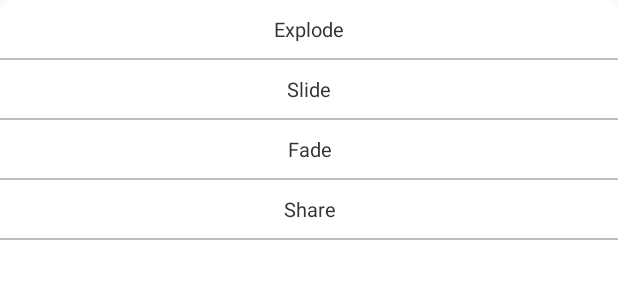
After one commit to TaciturnKnight/AndroidAnimatorDemo, an Android app: the layout dialog_selectnewanim.xml on its own in the app's theme, with its tools: preview values and no code run, on a phone screen of 412 x 824 dp. The commit adds this screen. Shown: the top 300 px of the screen. Run offline under Robolectric (Android 15) with nearby library versions, the phone set to English and light mode, and no system bars.

Commit message:
5.0转场动画

```diff
--- a/app/src/main/java/com/tong/animatordemo/bean/ItemBean.kt
+++ b/app/src/main/java/com/tong/animatordemo/bean/ItemBean.kt
@@ -3,6 +3,6 @@ package com.tong.animatordemo.bean
 /**
  * Created by tong on 2018/6/25 下午9:03
  */
-data class ItemBean(var name: String, var age: Int) {
+data class ItemBean(var title: String, var desc: String, var avatar: String) {
 
 }
--- a/app/src/main/java/com/tong/animatordemo/config/AnimatorConstants.kt
+++ b/app/src/main/java/com/tong/animatordemo/config/AnimatorConstants.kt
@@ -13,5 +13,8 @@ class AnimatorConstants {
         val FADE: String = "fade"
         val ROTE: String = "rote"
         val GROUP: String = "group"
+        val EXPLODE: String = "explode"
+        val SLIDE: String = "slide"
+        val SHARE: String = "share"
     }
 }
--- a/app/src/main/res/layout/activity_anim.xml
+++ b/app/src/main/res/layout/activity_anim.xml
@@ -11,11 +11,11 @@
         android:id="@+id/simple"
         android:layout_width="match_parent"
         android:layout_height="wrap_content"
-        android:text="simple" />
+        android:text="基本操作" />
 
     <Button
-        android:id="@+id/explode"
+        android:id="@+id/new_anim"
         android:layout_width="match_parent"
         android:layout_height="wrap_content"
-        android:text="explode" />
+        android:text="转场效果" />
 </LinearLayout>
--- /dev/null
+++ b/app/src/main/res/layout/dialog_selectnewanim.xml
@@ -0,0 +1,36 @@
+<?xml version="1.0" encoding="utf-8"?>
+<LinearLayout xmlns:android="http://schemas.android.com/apk/res/android"
+    android:layout_width="match_parent"
+    android:layout_height="match_parent"
+    android:background="@drawable/bg_dialog"
+    android:orientation="vertical">
+
+    <TextView
+        android:id="@+id/select_explode"
+        style="@style/animator_select_text_style"
+        android:text="Explode"
+        android:transitionName="newanim" />
+
+    <View style="@style/line_style" />
+
+    <TextView
+        android:id="@+id/select_slide"
+        style="@style/animator_select_text_style"
+        android:text="Slide" />
+
+    <View style="@style/line_style" />
+
+    <TextView
+        android:id="@+id/select_fade"
+        style="@style/animator_select_text_style"
+        android:text="Fade" />
+
+    <View style="@style/line_style" />
+
+    <TextView
+        android:id="@+id/select_share"
+        style="@style/animator_select_text_style"
+        android:text="Share" />
+
+    <View style="@style/line_style" />
+</LinearLayout>
```
Also changed, not shown: app/src/main/java/com/tong/animatordemo/act/AnimActivity.kt (+36 -7 lines), app/src/main/java/com/tong/animatordemo/act/ListDataActivity.kt (added, +55 -0 lines), app/src/main/java/com/tong/animatordemo/act/detail/ExplodeActivity.kt (+21 -2 lines), app/src/main/java/com/tong/animatordemo/adapter/TestRecyclerAdapter.kt (+10 -3 lines), app/src/main/java/com/tong/animatordemo/dialog/SelectNewAnimDialog.kt (added, +42 -0 lines), app/src/main/java/com/tong/animatordemo/interf/OnSelectNewAnimListener.kt (added, +11 -0 lines), app/src/main/res/layout/activity_listdata.xml (added, +10 -0 lines), app/src/main/res/layout/item_adapter.xml (added, +30 -0 lines).
